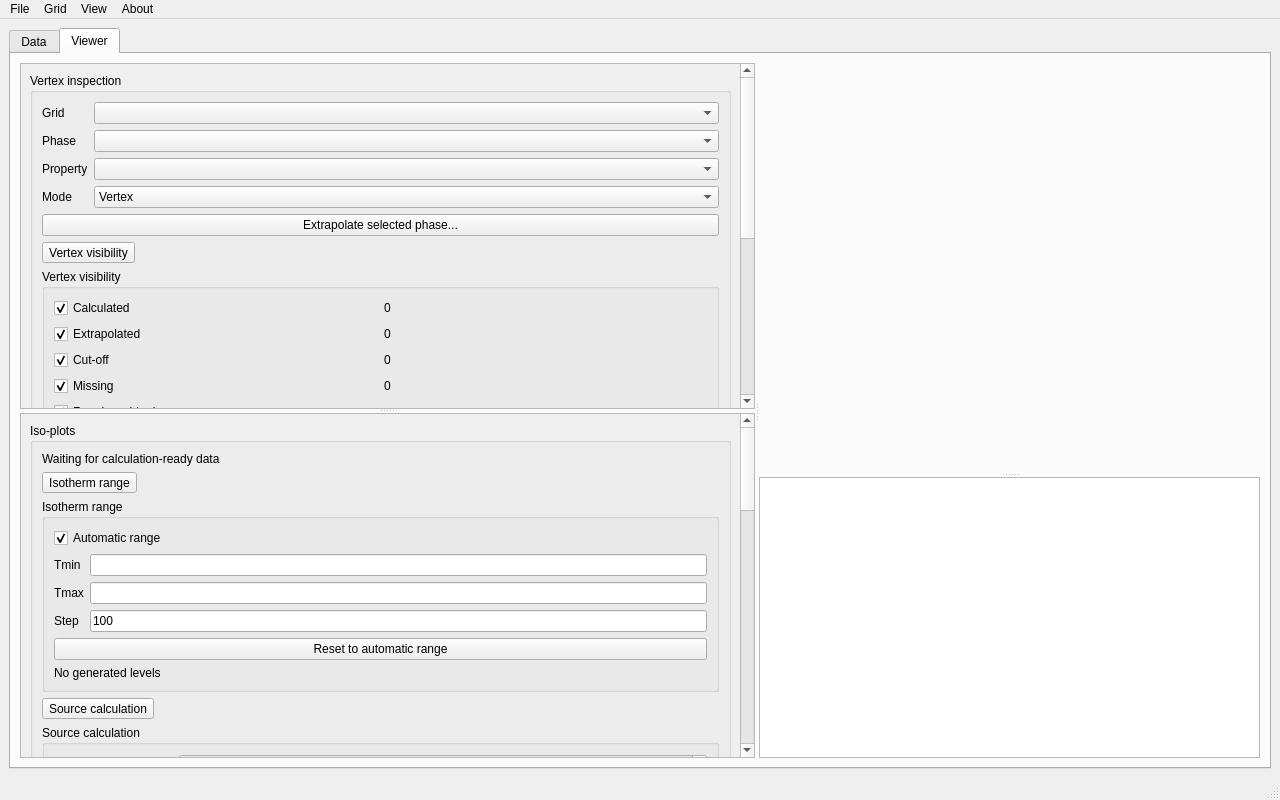
Above: apps/ternary-contours-qt/ui/main_window.ui from evnekdev/ternary-contours before the change. Below: the same form after it.
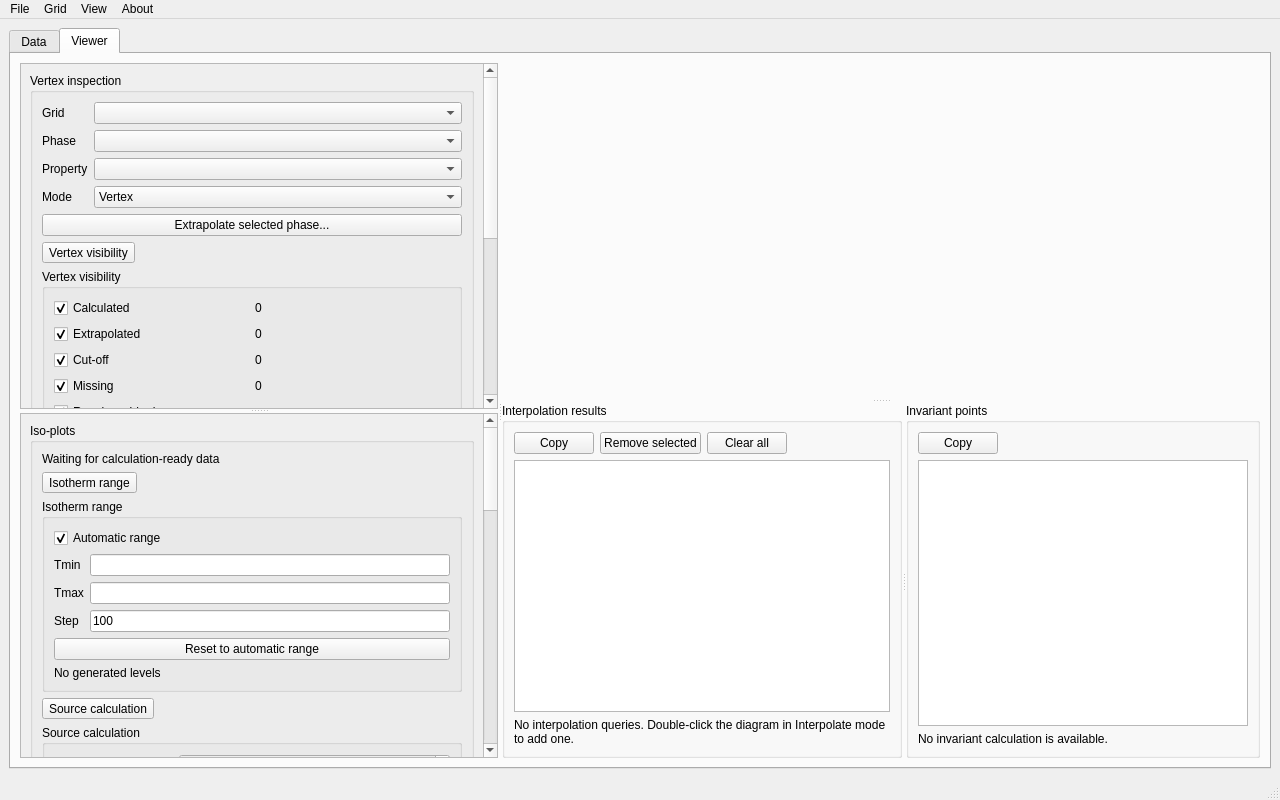
That is the form after the change. The open tabs and pages were chosen to show the change. Custom widgets are drawn as their Qt base class.

Commit message: Add Viewer result tables and invariant points

```diff
--- a/apps/ternary-contours-qt/ui/main_window.ui
+++ b/apps/ternary-contours-qt/ui/main_window.ui
@@ -138,7 +138,48 @@
            <property name="accessibleName"><string>Viewer display splitter</string></property>
            <property name="accessibleDescription"><string>Resize the ternary canvas and interpolation results table.</string></property>
            <widget class="TernaryCanvas" name="canvasTernary"><property name="minimumSize"><size><width>420</width><height>280</height></size></property><property name="accessibleName"><string>Unified ternary viewer</string></property><property name="accessibleDescription"><string>Calculated iso-plots, source vertices, and interpolation query canvas.</string></property></widget>
-           <widget class="QTableView" name="tableInterpolationResults"><property name="minimumSize"><size><width>420</width><height>150</height></size></property><property name="horizontalScrollBarPolicy"><enum>Qt::ScrollBarAsNeeded</enum></property><property name="verticalScrollBarPolicy"><enum>Qt::ScrollBarAsNeeded</enum></property><property name="accessibleName"><string>Interpolation results table</string></property><property name="accessibleDescription"><string>Persistent interpolation queries and typed results.</string></property></widget>
+           <widget class="QWidget" name="resultTablesPane">
+            <property name="minimumSize"><size><width>420</width><height>150</height></size></property>
+            <property name="accessibleName"><string>Viewer result tables</string></property>
+            <property name="accessibleDescription"><string>Transient interpolation queries and calculated invariant points.</string></property>
+            <layout class="QVBoxLayout" name="layoutViewerResultTablesPane">
+             <property name="leftMargin"><number>0</number></property><property name="topMargin"><number>0</number></property><property name="rightMargin"><number>0</number></property><property name="bottomMargin"><number>0</number></property>
+             <item>
+              <widget class="QSplitter" name="splitterViewerResultTables">
+               <property name="orientation"><enum>Qt::Horizontal</enum></property>
+               <property name="childrenCollapsible"><bool>false</bool></property>
+               <property name="accessibleName"><string>Viewer result tables splitter</string></property>
+               <property name="accessibleDescription"><string>Resize interpolation and invariant result tables.</string></property>
+               <widget class="QGroupBox" name="groupInterpolationResults">
+                <property name="title"><string>Interpolation results</string></property>
+                <property name="accessibleName"><string>Interpolation results panel</string></property><property name="accessibleDescription"><string>Transient interpolation queries with copy and removal controls.</string></property>
+                <layout class="QVBoxLayout" name="layoutInterpolationResults">
+                 <item><layout class="QHBoxLayout" name="layoutInterpolationCommands">
+                  <item><widget class="QPushButton" name="buttonInterpolationCopy"><property name="text"><string>Copy</string></property><property name="accessibleName"><string>Copy interpolation results</string></property><property name="accessibleDescription"><string>Copies selected interpolation result rows as tab-separated values.</string></property></widget></item>
+                  <item><widget class="QPushButton" name="buttonInterpolationRemoveSelected"><property name="text"><string>Remove selected</string></property><property name="accessibleName"><string>Remove selected interpolation queries</string></property><property name="accessibleDescription"><string>Removes every selected transient interpolation query.</string></property></widget></item>
+                  <item><widget class="QPushButton" name="buttonInterpolationClearAll"><property name="text"><string>Clear all</string></property><property name="accessibleName"><string>Clear all interpolation queries</string></property><property name="accessibleDescription"><string>Removes every transient interpolation query from this Viewer session.</string></property></widget></item>
+                  <item><spacer name="interpolationCommandsSpacer"><property name="orientation"><enum>Qt::Horizontal</enum></property><property name="sizeHint" stdset="0"><size><width>20</width><height>20</height></size></property></spacer></item>
+                 </layout></item>
+                 <item><widget class="QTableView" name="tableInterpolationResults"><property name="horizontalScrollBarPolicy"><enum>Qt::ScrollBarAsNeeded</enum></property><property name="verticalScrollBarPolicy"><enum>Qt::ScrollBarAsNeeded</enum></property><property name="accessibleName"><string>Interpolation results table</string></property><property name="accessibleDescription"><string>Persistent interpolation queries and typed results. Rows are read-only.</string></property></widget></item>
+                 <item><widget class="QLabel" name="labelInterpolationResultsStatus"><property name="text"><string>No interpolation queries. Double-click the diagram in Interpolate mode to add one.</string></property><property name="wordWrap"><bool>true</bool></property><property name="accessibleName"><string>Interpolation results status</string></property><property name="accessibleDescription"><string>Reports interpolation query availability and command results.</string></property></widget></item>
+                </layout>
+               </widget>
+               <widget class="QGroupBox" name="groupInvariantPoints">
+                <property name="title"><string>Invariant points</string></property>
+                <property name="accessibleName"><string>Invariant points panel</string></property><property name="accessibleDescription"><string>Read-only invariant nodes from the accepted Rust projection.</string></property>
+                <layout class="QVBoxLayout" name="layoutInvariantPoints">
+                 <item><layout class="QHBoxLayout" name="layoutInvariantCommands">
+                  <item><widget class="QPushButton" name="buttonInvariantCopy"><property name="text"><string>Copy</string></property><property name="accessibleName"><string>Copy invariant points</string></property><property name="accessibleDescription"><string>Copies selected calculated invariant rows as tab-separated values.</string></property></widget></item>
+                  <item><spacer name="invariantCommandsSpacer"><property name="orientation"><enum>Qt::Horizontal</enum></property><property name="sizeHint" stdset="0"><size><width>20</width><height>20</height></size></property></spacer></item>
+                 </layout></item>
+                 <item><widget class="QTableView" name="tableInvariantPoints"><property name="horizontalScrollBarPolicy"><enum>Qt::ScrollBarAsNeeded</enum></property><property name="verticalScrollBarPolicy"><enum>Qt::ScrollBarAsNeeded</enum></property><property name="accessibleName"><string>Invariant points table</string></property><property name="accessibleDescription"><string>Read-only invariant points from the accepted projection.</string></property></widget></item>
+                 <item><widget class="QLabel" name="labelInvariantPointsStatus"><property name="text"><string>No invariant calculation is available.</string></property><property name="wordWrap"><bool>true</bool></property><property name="accessibleName"><string>Invariant points status</string></property><property name="accessibleDescription"><string>Reports accepted, stale, and unavailable invariant calculation state.</string></property></widget></item>
+                </layout>
+               </widget>
+              </widget>
+             </item>
+            </layout>
+           </widget>
           </widget>
          </widget>
         </item>
```
Left out of the diff: 13 changed lines with no effect on the pictures. The commit also changes 9 other files.
